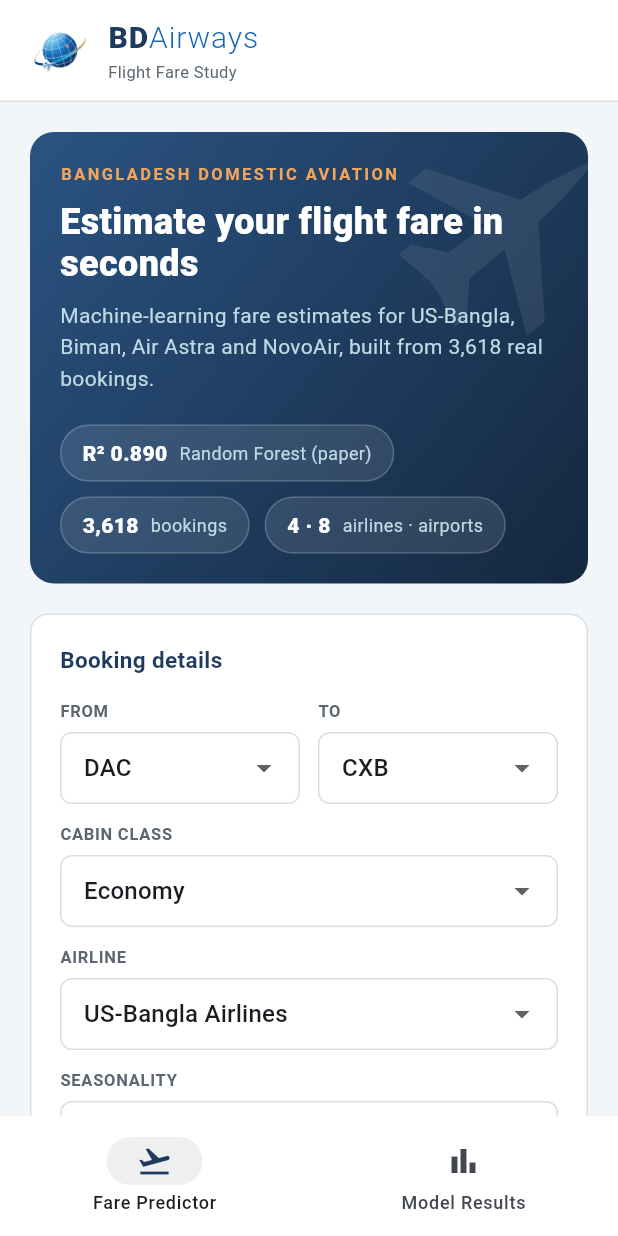
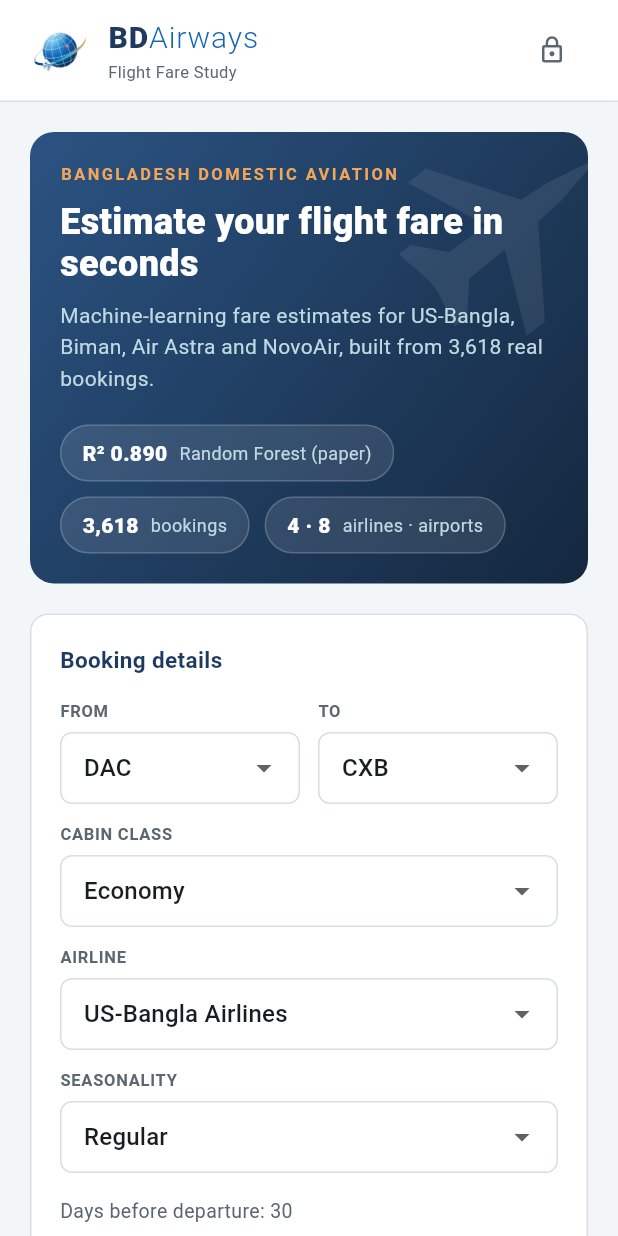
Before and after one commit to aakash-sheikh/bdairways-flight-fare-predictor, a Flutter app: the screen it shows after launch, on a phone screen of 412 x 824 dp. Run offline on Flutter 3.47's test engine with Material 3 defaults, Android fonts, the phone set to English and light mode, and no system bars; our stand-ins replace cloud_firestore, firebase_auth, firebase_core; accounts and stored records are empty; statements that could not run were skipped.

Commit message:
Add admin-only Model Results (Firebase Auth), route cards, favicon

```diff
--- a/lib/screens/home_screen.dart
+++ b/lib/screens/home_screen.dart
@@ -1,7 +1,10 @@
+import 'package:firebase_auth/firebase_auth.dart';
 import 'package:flutter/material.dart';
+import '../services/auth_service.dart';
 import '../theme/app_theme.dart';
 import '../widgets/brand_logo.dart';
 import '../widgets/intro_splash.dart';
+import 'admin_login_dialog.dart';
 import 'predictor_screen.dart';
 import 'results_screen.dart';
 
@@ -15,12 +18,18 @@
 class _HomeScreenState extends State<HomeScreen> {
   int _tabIndex = 0;
   bool _splashDone = false;
-
-  final _screens = const [PredictorScreen(), ResultsScreen()];
+  final _auth = AuthService();
 
   @override
   Widget build(BuildContext context) {
     final wide = MediaQuery.sizeOf(context).width >= 720;
+
+    return StreamBuilder<User?>(
+      stream: _auth.userChanges,
+      builder: (context, snapshot) {
+        // Model Results is only for the signed-in admin.
+        final admin = AuthService.isAdmin(snapshot.data);
+        final tab = admin ? _tabIndex : 0;
 
         return Scaffold(
           backgroundColor: AppColors.bg,
@@ -28,17 +37,26 @@
             children: [
               Column(
                 children: [
-              _header(wide),
+                  _header(wide, admin),
                   Expanded(
                     child: Align(
                       alignment: Alignment.topCenter,
                       child: ConstrainedBox(
-                    constraints: const BoxConstraints(maxWidth: Brand.maxWidth),
-                    child: IndexedStack(index: _tabIndex, children: _screens),
+                        constraints:
+                            const BoxConstraints(maxWidth: Brand.maxWidth),
+                        child: IndexedStack(
+                          index: tab,
+                          children: [
+                            const PredictorScreen(),
+                            admin
+                                ? const ResultsScreen()
+                                : const SizedBox.shrink(),
+                          ],
                         ),
                       ),
                     ),
-              if (!wide) _bottomNav(),
+                  ),
+                  if (!wide && admin) _bottomNav(tab),
                 ],
               ),
               if (!_splashDone)
@@ -50,9 +68,11 @@
             ],
           ),
         );
+      },
+    );
   }
 
-  Widget _header(bool wide) {
+  Widget _header(bool wide, bool admin) {
     return Container(
       height: Brand.headerHeight,
       decoration: const BoxDecoration(
@@ -105,15 +125,56 @@
                     ],
                   ),
                 ),
+                if (admin) ...[
                   if (wide) ...[
                     _tab(0, Icons.flight_takeoff, 'Fare Predictor'),
                     const SizedBox(width: 8),
                     _tab(1, Icons.bar_chart, 'Model Results'),
+                    const SizedBox(width: 12),
                   ],
+                  _adminChip(),
+                ] else
+                  IconButton(
+                    tooltip: 'Admin sign in',
+                    icon: const Icon(Icons.lock_outline,
+                        size: 20, color: AppColors.grey),
+                    onPressed: () => showAdminLogin(context),
+                  ),
               ],
             ),
           ),
         ),
+      ),
+    );
+  }
+
+  Widget _adminChip() {
+    return Container(
+      padding: const EdgeInsets.only(left: 12),
+      decoration: BoxDecoration(
+        color: const Color(0xFFE6F0FB),
+        borderRadius: BorderRadius.circular(999),
+      ),
+      child: Row(
+        mainAxisSize: MainAxisSize.min,
+        children: [
+          const Icon(Icons.verified_user, size: 16, color: Color(0xFF1565B5)),
+          const SizedBox(width: 6),
+          const Text('Admin',
+              style: TextStyle(
+                  fontSize: 12.5,
+                  fontWeight: FontWeight.w700,
+                  color: Color(0xFF1565B5))),
+          IconButton(
+            tooltip: 'Sign out',
+            visualDensity: VisualDensity.compact,
+            icon: const Icon(Icons.logout, size: 18, color: Color(0xFF1565B5)),
+            onPressed: () async {
+              await _auth.signOut();
+              if (mounted) setState(() => _tabIndex = 0);
+            },
+          ),
+        ],
       ),
     );
   }
@@ -149,9 +210,9 @@
     );
   }
 
-  Widget _bottomNav() {
+  Widget _bottomNav(int selected) {
     return NavigationBar(
-      selectedIndex: _tabIndex,
+      selectedIndex: selected,
       onDestinationSelected: (i) => setState(() => _tabIndex = i),
       backgroundColor: Colors.white,
       indicatorColor: AppColors.lightGrey,
--- /dev/null
+++ b/lib/services/auth_service.dart
@@ -0,0 +1,23 @@
+import 'package:firebase_auth/firebase_auth.dart';
+
+/// Admin sign-in with Firebase Authentication (email + password).
+class AuthService {
+  /// The only account that can see the Model Results page.
+  /// Must match the admin user created in Firebase Authentication.
+  static const String adminEmail = '2221884@iub.edu.bd';
+
+  final FirebaseAuth _auth = FirebaseAuth.instance;
+
+  Stream<User?> get userChanges => _auth.authStateChanges();
+
+  User? get currentUser => _auth.currentUser;
+
+  static bool isAdmin(User? user) =>
+      user != null &&
+      (user.email ?? '').toLowerCase() == adminEmail.toLowerCase();
+
+  Future<void> signIn(String email, String password) =>
+      _auth.signInWithEmailAndPassword(email: email.trim(), password: password);
+
+  Future<void> signOut() => _auth.signOut();
+}
--- a/pubspec.yaml
+++ b/pubspec.yaml
@@ -23,6 +23,7 @@
 
   # Nice number formatting for BDT currency
   intl: ^0.19.0
+  firebase_auth: ^5.7.0
 
 dev_dependencies:
   flutter_test:
```
Also changed, not shown: lib/screens/admin_login_dialog.dart (added, +145 -0 lines), pubspec.lock, 2 other files. Lines whose indentation alone changed are shown as unchanged.
